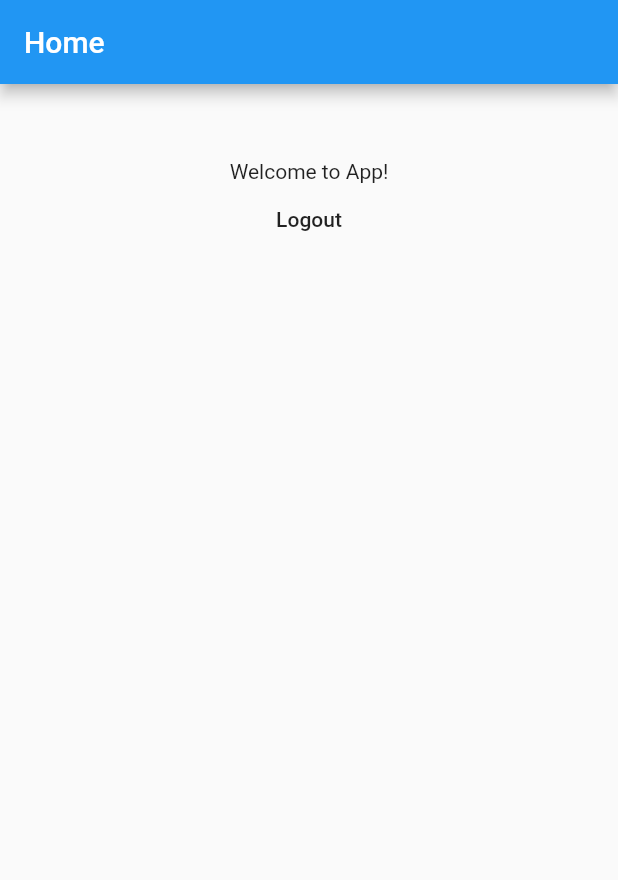
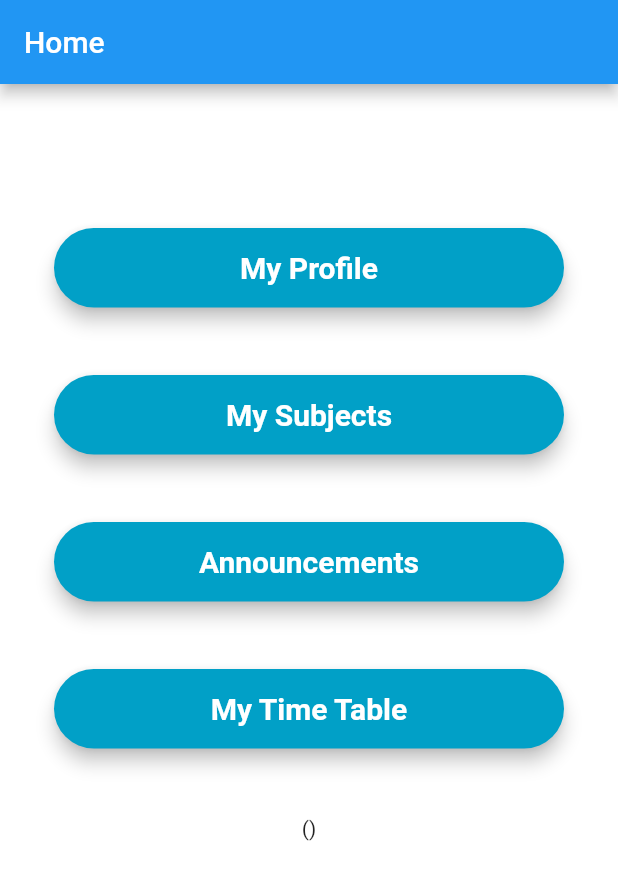
Before and after one commit to WarunaPrabashwara/learningmanagementg30ucsc, a Flutter app: the screen it shows after launch, on a phone screen of 412 x 824 dp. Shown: the top 880 px of the screen. Run offline on Flutter 3.47's test engine with Material 2 defaults, Android fonts, the phone set to English and light mode, and no system bars; Roboto replaces fonts that are missing (Montserrat).

Commit message:
teacher home page

```diff
--- a/Frontend/lib/main.dart
+++ b/Frontend/lib/main.dart
@@ -1,4 +1,4 @@
-import 'package:frontend/pages/home.page.dart';
+import 'package:frontend/pages/teacher/home.page.dart';
 import 'package:frontend/pages/login.page.dart';
 import 'package:frontend/services/auth.service.dart';
 import 'package:flutter/material.dart';
@@ -21,7 +21,7 @@ void main() async {
     home: _defaultHome,
     routes: <String, WidgetBuilder>{
       // Set routes for using the Navigator.
-      '/home': (BuildContext context) => new HomePage(),
+      '/teacher/home': (BuildContext context) => new HomePage(),
       '/login': (BuildContext context) => new LoginPage(title: 'Flutter Login')
     },
   ));
--- a/Frontend/lib/pages/login.page.dart
+++ b/Frontend/lib/pages/login.page.dart
@@ -49,7 +49,7 @@ class _LoginPageState extends State<LoginPage> {
 
           appAuth.login().then((result) {
             if (result) {
-              Navigator.of(context).pushReplacementNamed('/home');
+              Navigator.of(context).pushReplacementNamed('/teacher/home');
             } else {
               setState(() => this._status = 'rejected');
             }
--- /dev/null
+++ b/Frontend/lib/pages/teacher/home.page.dart
@@ -0,0 +1,171 @@
+import 'package:frontend/main.dart';
+import 'package:flutter/material.dart';
+
+
+class HomePage extends StatefulWidget {
+  HomePage({Key key, this.title}) : super(key: key);
+  @override
+  final String title;
+  State<StatefulWidget> createState() => new _HomePageState();
+}
+
+class _HomePageState extends State<HomePage> {
+  TextStyle style = TextStyle(fontFamily: 'Montserrat', fontSize: 20.0);
+  String _status = '';
+  @override
+  Widget build(BuildContext context){
+
+    final MyProfileButon = Material(
+      elevation: 5.0,
+      borderRadius: BorderRadius.circular(30.0),
+      color: Color(0xff01A0C7),
+      child: MaterialButton(
+        minWidth: MediaQuery
+            .of(context)
+            .size
+            .width,
+        padding: EdgeInsets.fromLTRB(20.0, 15.0, 20.0, 15.0),
+        onPressed: () {
+          setState(() => this._status = 'loading');
+
+          appAuth.login().then((result) {
+            if (result) {
+              Navigator.of(context).pushReplacementNamed('/teacher/home');
+            } else {
+              setState(() => this._status = 'something went wrong ! try again');
+            }
+          });
+        },
+        child: Text('My Profile',
+            textAlign: TextAlign.center,
+            style: style.copyWith(
+                color: Colors.white, fontWeight: FontWeight.bold)),
+      ),
+    );
+
+
+    final MySubjectsButon = Material(
+      elevation: 5.0,
+      borderRadius: BorderRadius.circular(30.0),
+      color: Color(0xff01A0C7),
+      child: MaterialButton(
+        minWidth: MediaQuery
+            .of(context)
+            .size
+            .width,
+        padding: EdgeInsets.fromLTRB(20.0, 15.0, 20.0, 15.0),
+        onPressed: () {
+          setState(() => this._status = 'loading');
+
+          appAuth.login().then((result) {
+            if (result) {
+              Navigator.of(context).pushReplacementNamed('/teacher/home');
+            } else {
+              setState(() => this._status = 'something went wrong ! try again');
+            }
+          });
+        },
+        child: Text('My Subjects',
+            textAlign: TextAlign.center,
+            style: style.copyWith(
+                color: Colors.white, fontWeight: FontWeight.bold)),
+      ),
+    );
+
+    final AnnouncementButon = Material(
+      elevation: 5.0,
+      borderRadius: BorderRadius.circular(30.0),
+      color: Color(0xff01A0C7),
+      child: MaterialButton(
+        minWidth: MediaQuery
+            .of(context)
+            .size
+            .width,
+        padding: EdgeInsets.fromLTRB(20.0, 15.0, 20.0, 15.0),
+        onPressed: () {
+          setState(() => this._status = 'loading');
+
+          appAuth.login().then((result) {
+            if (result) {
+              Navigator.of(context).pushReplacementNamed('/teacher/home');
+            } else {
+              setState(() => this._status = 'something went wrong ! try again');
+            }
+          });
+        },
+        child: Text('Announcements',
+            textAlign: TextAlign.center,
+            style: style.copyWith(
+                color: Colors.white, fontWeight: FontWeight.bold)),
+      ),
+    );
+
+    final TimeTableButon = Material(
+      elevation: 5.0,
+      borderRadius: BorderRadius.circular(30.0),
+      color: Color(0xff01A0C7),
+      child: MaterialButton(
+        minWidth: MediaQuery
+            .of(context)
+            .size
+            .width,
+        padding: EdgeInsets.fromLTRB(20.0, 15.0, 20.0, 15.0),
+        onPressed: () {
+          setState(() => this._status = 'loading');
+
+          appAuth.login().then((result) {
+            if (result) {
+              Navigator.of(context).pushReplacementNamed('/teacher/home');
+            } else {
+              setState(() => this._status = 'something went wrong ! try again');
+            }
+          });
+        },
+        child: Text('My Time Table',
+            textAlign: TextAlign.center,
+            style: style.copyWith(
+                color: Colors.white, fontWeight: FontWeight.bold)),
+      ),
+    );
+
+
+    return  Scaffold(
+      appBar: new AppBar(
+        title: new Text('Home'),
+      ),
+      body:  new SingleChildScrollView(
+          child: new Center(
+              child: new Container(
+                  color: Colors.white,
+                  child: Padding(
+                      padding: const EdgeInsets.all(36.0),
+                      child: Column(
+                        crossAxisAlignment: CrossAxisAlignment.center,
+                        mainAxisAlignment: MainAxisAlignment.center,
+                        children: <Widget>[
+                          SizedBox(
+                            height: 15.0,
+                          ),
+                          SizedBox(height: 45.0),
+                          MyProfileButon,
+                          SizedBox(height: 45.0),
+                          MySubjectsButon,
+                          SizedBox(height: 45.0),
+                          AnnouncementButon,
+                          SizedBox(height: 45.0),
+                          TimeTableButon,
+                          SizedBox(height: 45.0),
+
+                          Text('(${this._status})',)
+
+                        ],
+                      )
+                  )
+              )
+          )
+
+      ),
+    );
+  }
+
+}
```
